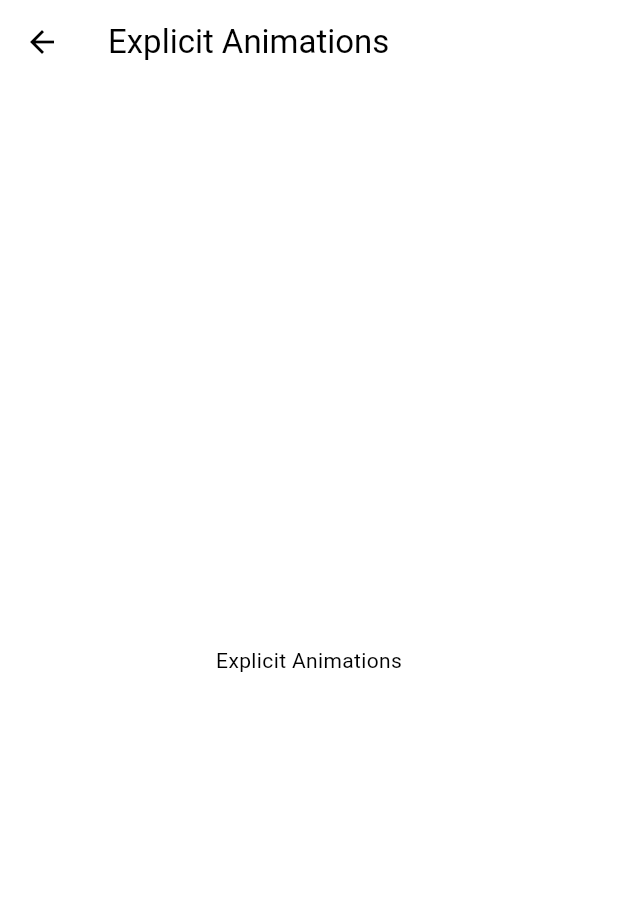
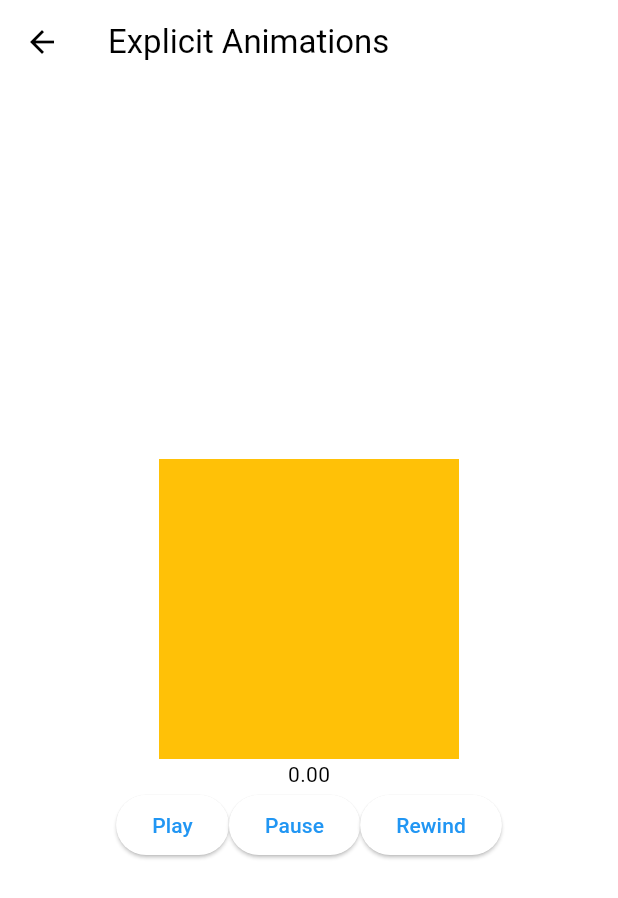
Before and after one commit to Willhong/Flutter-Animation, a Flutter app: the ExplicitAnimationsScreen screen opened directly, on a phone screen of 412 x 824 dp. Shown: the top 898 px of the screen. Run offline on Flutter 3.47's test engine with Material 3 defaults, Android fonts, the phone set to English and light mode, and no system bars.

Commit message:
explicit animations

```diff
--- a/lib/screens/explicit_animations_screen.dart
+++ b/lib/screens/explicit_animations_screen.dart
@@ -8,15 +8,75 @@ class ExplicitAnimationsScreen extends StatefulWidget {
       _ExplicitAnimationsScreenState();
 }
 
-class _ExplicitAnimationsScreenState extends State<ExplicitAnimationsScreen> {
+class _ExplicitAnimationsScreenState extends State<ExplicitAnimationsScreen>
+    with TickerProviderStateMixin {
+  late final AnimationController _controller = AnimationController(
+    vsync: this,
+    duration: const Duration(seconds: 10),
+  );
+
+  void _play() {
+    _controller.forward();
+  }
+
+  void _pause() {
+    _controller.stop();
+  }
+
+  void _rewind() {
+    _controller.reverse();
+  }
+
+  @override
+  void initState() {
+    // TODO: implement initState
+    super.initState();
+  }
+
   @override
   Widget build(BuildContext context) {
     return Scaffold(
       appBar: AppBar(
         title: const Text('Explicit Animations'),
       ),
-      body: const Center(
-        child: Text('Explicit Animations'),
+      body: Center(
+        child: Column(
+          mainAxisAlignment: MainAxisAlignment.center,
+          children: [
+            AnimatedBuilder(
+              animation: _controller,
+              builder: (context, child) {
+                return Transform.rotate(
+                  angle: _controller.value * 2 * 3.14,
+                  child: child,
+                );
+              },
+              child: Container(
+                width: 200,
+                height: 200,
+                color: Colors.amber,
+              ),
+            ),
+            Text(_controller.value.toStringAsFixed(2)),
+            Row(
+              mainAxisAlignment: MainAxisAlignment.center,
+              children: [
+                ElevatedButton(
+                  onPressed: _play,
+                  child: const Text('Play'),
+                ),
+                ElevatedButton(
+                  onPressed: _pause,
+                  child: const Text('Pause'),
+                ),
+                ElevatedButton(
+                  onPressed: _rewind,
+                  child: const Text('Rewind'),
+                ),
+              ],
+            ),
+          ],
+        ),
       ),
     );
   }
```
